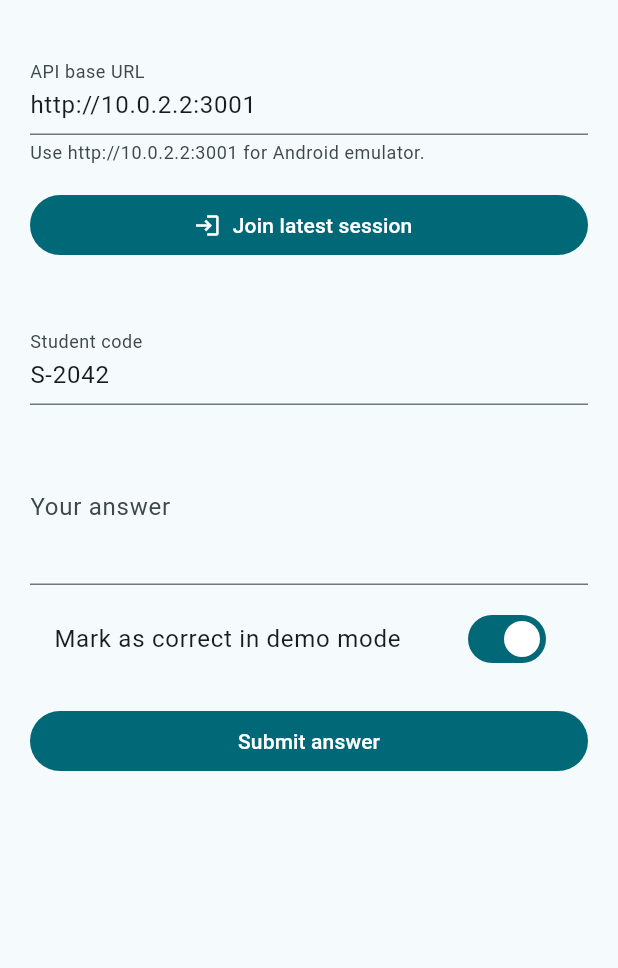
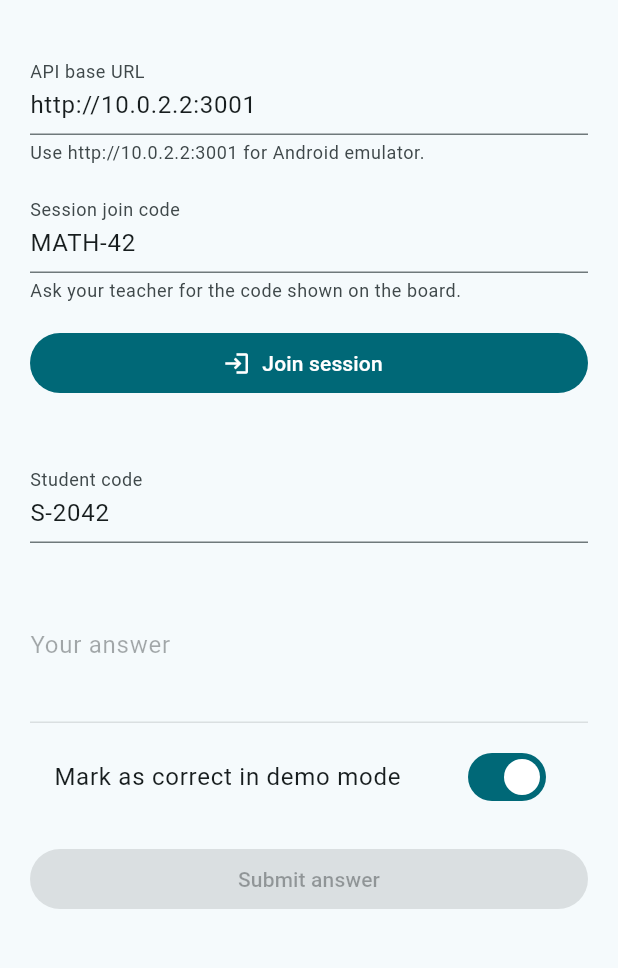
Before and after one commit to wsqreis/lesson-loop, a Flutter app: the screen it shows after launch, on a phone screen of 412 x 824 dp, the part 63-1031 px from its top. Run offline on Flutter 3.47's test engine with Material 3 defaults, Android fonts, the phone set to English and light mode, and no system bars.

Commit message:
Add Flutter join-code classroom flow

```diff
--- a/apps/mobile/lib/main.dart
+++ b/apps/mobile/lib/main.dart
@@ -32,12 +32,12 @@ class AnswerCaptureScreen extends StatefulWidget {
 
 class _AnswerCaptureScreenState extends State<AnswerCaptureScreen> {
   final apiBaseController = TextEditingController(text: 'http://10.0.2.2:3001');
+  final joinCodeController = TextEditingController(text: 'MATH-42');
   final studentCodeController = TextEditingController(text: 'S-2042');
   final answerController = TextEditingController();
 
   LessonLoopApiClient get api => LessonLoopApiClient(baseUrl: apiBaseController.text);
 
-  List<ClassroomSession> sessions = const [];
   ClassroomSession? selectedSession;
   ClassroomActivity? selectedActivity;
   bool isCorrect = true;
@@ -47,31 +47,32 @@ class _AnswerCaptureScreenState extends State<AnswerCaptureScreen> {
   @override
   void dispose() {
     apiBaseController.dispose();
+    joinCodeController.dispose();
     studentCodeController.dispose();
     answerController.dispose();
     super.dispose();
   }
 
-  Future<void> loadSessions() async {
+  Future<void> joinSession() async {
     setState(() {
       isLoading = true;
       statusMessage = null;
     });
 
     try {
-      final loadedSessions = await api.fetchSessions();
+      final session = await api.fetchSessionByJoinCode(joinCodeController.text);
       setState(() {
-        sessions = loadedSessions;
-        selectedSession = loadedSessions.isEmpty ? null : loadedSessions.first;
-        selectedActivity = selectedSession?.activities.isEmpty == true
-            ? null
-            : selectedSession?.activities.first;
-        statusMessage = loadedSessions.isEmpty
-            ? 'No classroom sessions are available yet.'
-            : 'Joined ${selectedSession!.title}.';
+        selectedSession = session;
+        selectedActivity = session.activities.isEmpty ? null : session.activities.first;
+        answerController.clear();
+        statusMessage = 'Joined ${session.title} with code ${session.joinCode}.';
       });
     } catch (error) {
-      setState(() => statusMessage = error.toString());
+      setState(() {
+        selectedSession = null;
+        selectedActivity = null;
+        statusMessage = error.toString();
+      });
     } finally {
       setState(() => isLoading = false);
     }
@@ -126,15 +127,41 @@ class _AnswerCaptureScreenState extends State<AnswerCaptureScreen> {
             ),
           ),
           const SizedBox(height: 16),
+          TextField(
+            controller: joinCodeController,
+            textCapitalization: TextCapitalization.characters,
+            decoration: const InputDecoration(
+              labelText: 'Session join code',
+              helperText: 'Ask your teacher for the code shown on the board.',
+            ),
+          ),
+          const SizedBox(height: 16),
           FilledButton.icon(
-            onPressed: isLoading ? null : loadSessions,
+            onPressed: isLoading ? null : joinSession,
             icon: const Icon(Icons.login),
-            label: Text(isLoading ? 'Loading...' : 'Join latest session'),
+            label: Text(isLoading ? 'Joining...' : 'Join session'),
           ),
           const SizedBox(height: 24),
           if (selectedSession != null) ...[
             Text(selectedSession!.title, style: Theme.of(context).textTheme.headlineSmall),
             Text('${selectedSession!.subject} · ${selectedSession!.grade}'),
+            Text('Join code: ${selectedSession!.joinCode}'),
+            if (selectedSession!.activities.length > 1) ...[
+              const SizedBox(height: 16),
+              DropdownButtonFormField<ClassroomActivity>(
+                initialValue: selectedActivity,
+                decoration: const InputDecoration(labelText: 'Activity'),
+                items: selectedSession!.activities
+                    .map(
+                      (activity) => DropdownMenuItem(
+                        value: activity,
+                        child: Text(activity.prompt, overflow: TextOverflow.ellipsis),
+                      ),
+                    )
+                    .toList(),
+                onChanged: (activity) => setState(() => selectedActivity = activity),
+              ),
+            ],
             const SizedBox(height: 16),
           ],
           if (activity != null)
@@ -159,6 +186,7 @@ class _AnswerCaptureScreenState extends State<AnswerCaptureScreen> {
           const SizedBox(height: 16),
           TextField(
             controller: answerController,
+            enabled: selectedSession != null && selectedActivity != null,
             decoration: const InputDecoration(labelText: 'Your answer'),
             minLines: 3,
             maxLines: 5,
@@ -171,7 +199,7 @@ class _AnswerCaptureScreenState extends State<AnswerCaptureScreen> {
           ),
           const SizedBox(height: 16),
           FilledButton(
-            onPressed: isLoading ? null : submitAnswer,
+            onPressed: isLoading || selectedSession == null || selectedActivity == null ? null : submitAnswer,
             child: const Text('Submit answer'),
           ),
           if (statusMessage != null) ...[
--- a/apps/mobile/lib/models.dart
+++ b/apps/mobile/lib/models.dart
@@ -21,6 +21,7 @@ class ClassroomActivity {
 class ClassroomSession {
   const ClassroomSession({
     required this.id,
+    required this.joinCode,
     required this.title,
     required this.subject,
     required this.grade,
@@ -31,6 +32,7 @@ class ClassroomSession {
     final activitiesJson = json['activities'] as List<dynamic>? ?? const [];
     return ClassroomSession(
       id: json['id'] as String,
+      joinCode: json['joinCode'] as String? ?? '',
       title: json['title'] as String,
       subject: json['subject'] as String,
       grade: json['grade'] as String,
@@ -41,6 +43,7 @@ class ClassroomSession {
   }
 
   final String id;
+  final String joinCode;
   final String title;
   final String subject;
   final String grade;
```
Also changed, not shown: apps/mobile/lib/api_client.dart (+10 -7 lines), 1 other file.
